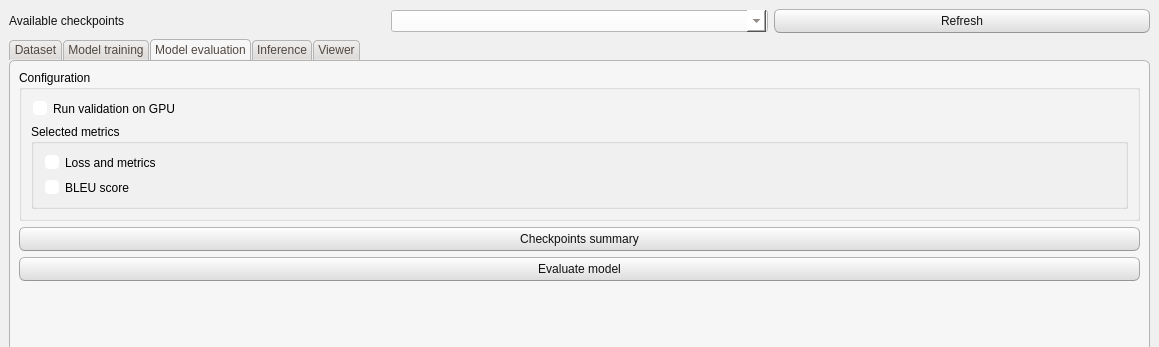
Above: NISTADS/commons/interface/layout/window_layout.ui from CTCycle/ADSMOD-Adsorption-Modeling before the change; both pictures show x 0 to 1159 and y 0 to 347 of the 1159 by 850 pixel window. Below: the same form after it.
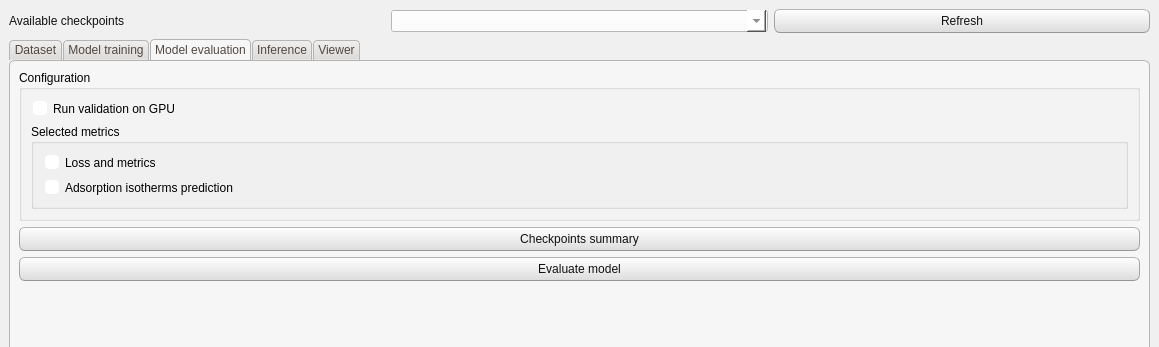
That is the form after the change. The open tabs and pages were chosen to show the change.

What changed in the file:
```diff
--- a/NISTADS/commons/interface/layout/window_layout.ui
+++ b/NISTADS/commons/interface/layout/window_layout.ui
@@ -1674,7 +1674,7 @@
                 <item>
                  <widget class="QCheckBox" name="getBLEUScore">
                   <property name="text">
-                   <string>BLEU score</string>
+                   <string>Adsorption isotherms prediction</string>
                   </property>
                  </widget>
                 </item>
```
Left out of the diff: 8 changed lines with no effect on the pictures.
